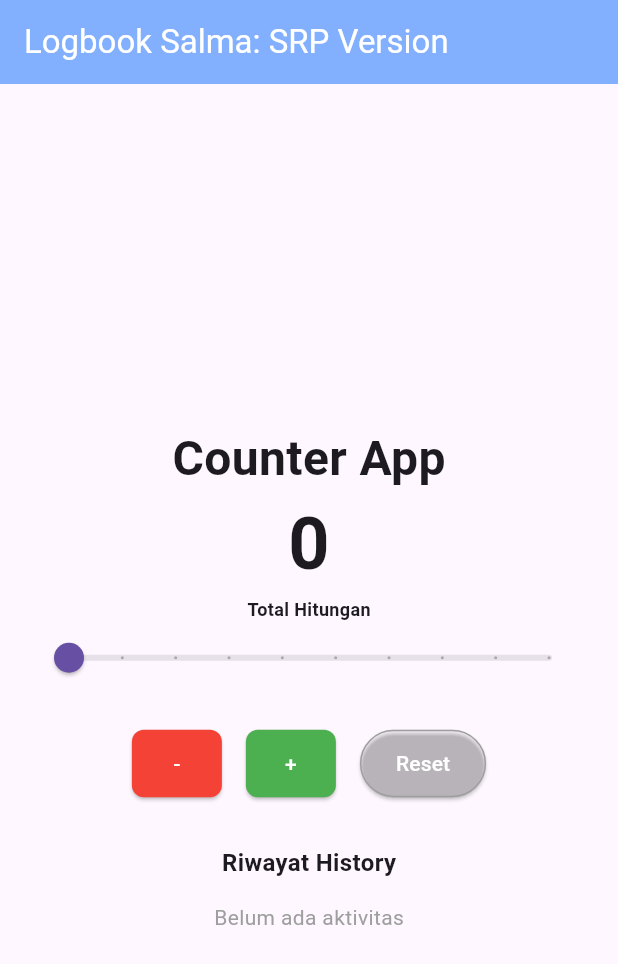
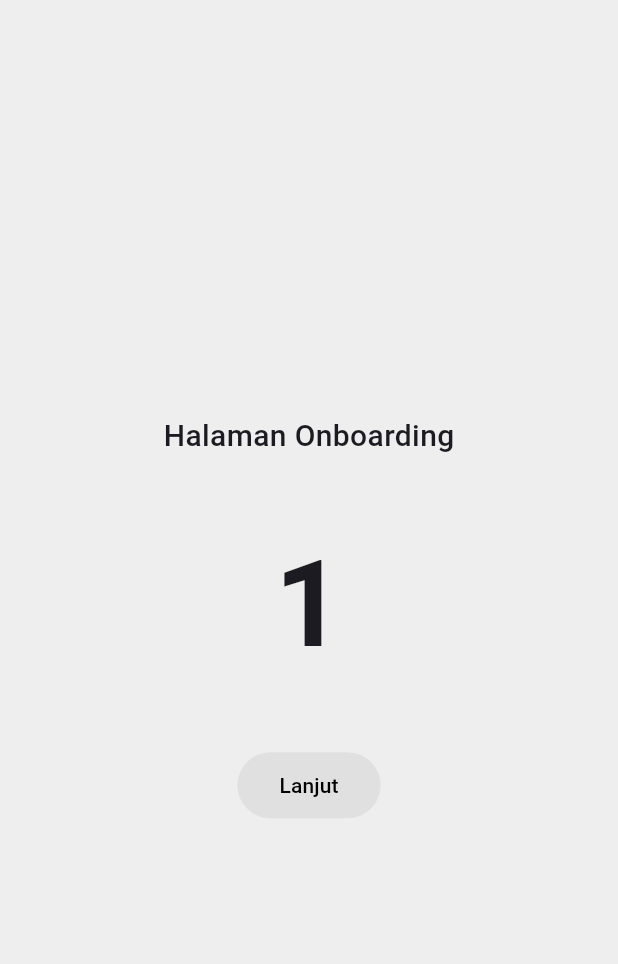
Before and after one commit to SalmaArifahZahra/Proyek-4---MobileApp-1, a Flutter app: the screen it shows after launch, on a phone screen of 412 x 824 dp. Shown: the top 964 px of the screen. Run offline on Flutter 3.47's test engine with Material 3 defaults, Android fonts, the phone set to English and light mode, and no system bars.

Commit message:
add autentikasi login dan fitur onboarding

```diff
--- /dev/null
+++ b/lib/features/onboarding/onboarding_view.dart
@@ -0,0 +1,70 @@
+import 'package:flutter/material.dart';
+import 'package:logbook_app_062/features/auth/login_view.dart';
+
+class OnboardingView extends StatefulWidget {
+  const OnboardingView({super.key});
+
+  @override
+  State<OnboardingView> createState() => _OnboardingViewState();
+}
+
+class _OnboardingViewState extends State<OnboardingView> {
+  int step = 1;
+
+  void nextStep() {
+    setState(() {
+      step++;
+    });
+
+    if (step > 3) {
+      Navigator.pushReplacement(
+        context,
+        MaterialPageRoute(builder: (_) => const LoginView()),
+      );
+    }
+  }
+
+  @override
+  Widget build(BuildContext context) {
+    return Scaffold(
+      backgroundColor: Colors.grey[200],
+      body: Center(
+        child: Column(
+          mainAxisAlignment: MainAxisAlignment.center,
+          children: [
+            const Text(
+              "Halaman Onboarding",
+              style: TextStyle(fontSize: 20, fontWeight: FontWeight.w500),
+            ),
+
+            const SizedBox(height: 40),
+
+            Text(
+              "$step",
+              style: const TextStyle(fontSize: 80, fontWeight: FontWeight.bold),
+            ),
+
+            const SizedBox(height: 40),
+
+            ElevatedButton(
+              onPressed: nextStep,
+              style: ElevatedButton.styleFrom(
+                backgroundColor: Colors.grey[300],
+                foregroundColor: Colors.black,
+                padding: const EdgeInsets.symmetric(
+                  horizontal: 28,
+                  vertical: 12,
+                ),
+                shape: RoundedRectangleBorder(
+                  borderRadius: BorderRadius.circular(30),
+                ),
+                elevation: 0,
+              ),
+              child: const Text("Lanjut"),
+            ),
+          ],
+        ),
+      ),
+    );
+  }
+}
--- a/lib/views/splash_view.dart
+++ b/lib/features/views/splash_view.dart
@@ -1,6 +1,6 @@
 import 'dart:async';
 import 'package:flutter/material.dart';
-import '../counter_view.dart';
+import 'package:logbook_app_062/features/onboarding/onboarding_view.dart';
 
 class SplashView extends StatefulWidget {
   const SplashView({super.key});
@@ -18,7 +18,7 @@ class _SplashViewState extends State<SplashView> {
       Navigator.pushReplacement(
         context,
         MaterialPageRoute(
-          builder: (context) => const CounterView(),
+          builder: (context) => const OnboardingView(),
         ),
       );
     });
--- a/lib/main.dart
+++ b/lib/main.dart
@@ -1,5 +1,6 @@
 import 'package:flutter/material.dart';
-import 'views/splash_view.dart';
+import 'features/views/splash_view.dart';
+
 void main() {
   runApp(const MyApp());
 }
@@ -9,9 +10,11 @@ class MyApp extends StatelessWidget {
 
   @override
   Widget build(BuildContext context) {
-    return const MaterialApp(
+    return MaterialApp(
+      title: 'LogBook App',
       debugShowCheckedModeBanner: false,
-      home: SplashView(),
+      theme: ThemeData(colorSchemeSeed: Colors.indigo),
+      home: const SplashView(),
     );
   }
 }
--- a/pubspec.yaml
+++ b/pubspec.yaml
@@ -57,6 +57,11 @@ flutter:
   # the material Icons class.
   uses-material-design: true
 
+  assets:
+    - assets/image1.png
+    - assets/image2.png
+    - assets/image3.png
+
   # To add assets to your application, add an assets section, like this:
   # assets:
   #   - images/a_dot_burr.jpeg
```
Also changed, not shown: lib/features/auth/login_controller.dart (added, +45 -0 lines), lib/features/auth/login_view.dart (added, +100 -0 lines), lib/features/logbook/counter_view.dart (renamed from lib/counter_view.dart, +42 -2 lines), assets/image1.png (added), assets/image2.png (added), assets/image3.png (added), lib/features/logbook/counter_controller.dart (renamed from lib/counter_controller.dart).
